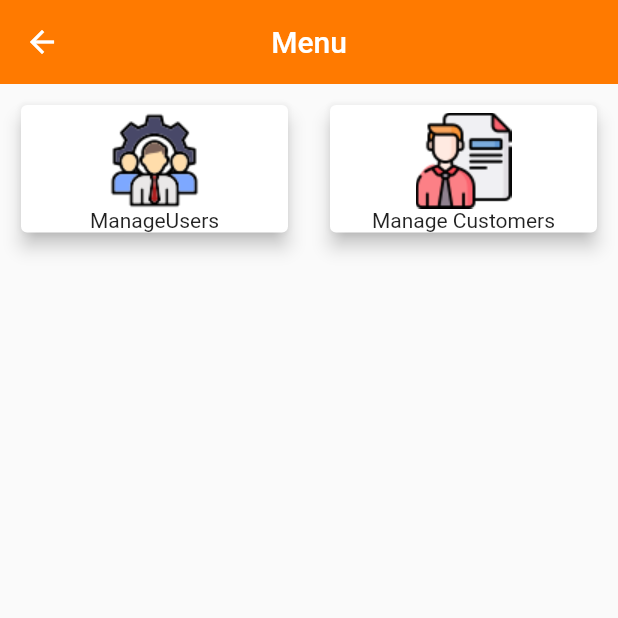
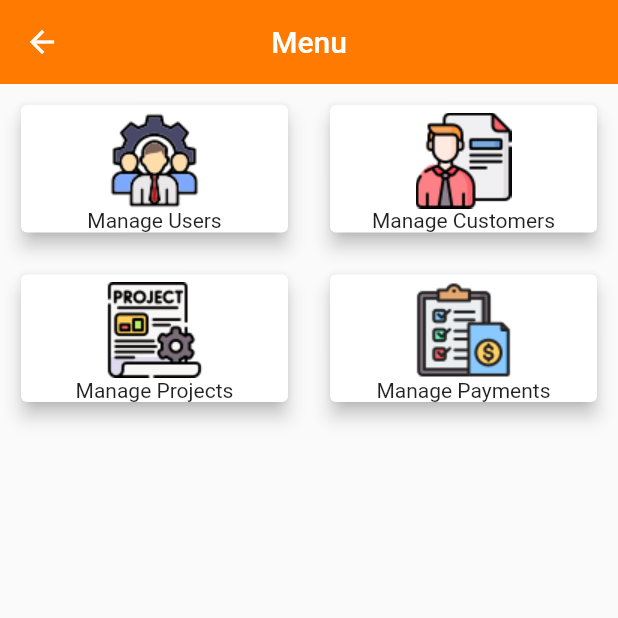
Before and after one commit to GouravTechnolancer/auth1, a Flutter app: the Menu screen opened directly, on a phone screen of 412 x 824 dp, the top half of it. Run offline on Flutter 3.47's test engine with Material 2 defaults, Android fonts, the phone set to English and light mode, and no system bars; our stand-ins replace cloud_firestore, firebase_auth, firebase_core, firebase_storage, flex_color_scheme, google_sign_in and 5 more; missing offline and left inert: jumping_dot; accounts and stored records are empty.

Commit message:
manage project and payment is pending

```diff
--- a/lib/Model/customer.dart
+++ b/lib/Model/customer.dart
@@ -8,7 +8,7 @@ class Customer{
 
   Customer({this.name,this.gstno,this.users,this.id});
 
-  Map<String,dynamic> toJson(){
+  Map<String,dynamic> customerToJson(){
     return {
       'id':id,
       'name':name,
--- a/lib/UI/menu.dart
+++ b/lib/UI/menu.dart
@@ -1,3 +1,4 @@
+import 'package:auth/UI/manage_projects.dart';
 import 'package:auth/variable.dart';
 import 'package:flutter/material.dart';
 
@@ -20,7 +21,7 @@ class _MenuState extends State<Menu> {
         children: [
           Row(
             children: [
-              Expanded(
+              Expanded(flex: 4,
                   child: Padding(
                     padding: const EdgeInsets.all(10.0),
                     child: GestureDetector(
@@ -30,7 +31,7 @@ class _MenuState extends State<Menu> {
                         children: [
                           SizedBox(height: 5,),
                           Image(image: AssetImage('assets/management.png'),),
-                          Text('ManageUsers')
+                          Text('Manage Users')
                         ],
                       )
                       ),
@@ -40,6 +41,7 @@ class _MenuState extends State<Menu> {
                     ),
                   )),
               Expanded(
+                flex: 4,
                   child: Padding(
                     padding: const EdgeInsets.all(10.0),
                     child: GestureDetector(
@@ -60,8 +62,50 @@ class _MenuState extends State<Menu> {
                   )),
             ],
           ),
-
-
+          Row(
+            children: [
+              Expanded(
+                flex: 4,
+                  child: Padding(
+                    padding: const EdgeInsets.all(10.0),
+                    child: GestureDetector(
+                      child: const Card(
+                          elevation: 5,
+                          child: Column(
+                            children: [
+                              SizedBox(height: 5,),
+                              Image(image: AssetImage('assets/project.png')),
+                              Text('Manage Projects')
+                            ],
+                          )
+                      ),
+                      onTap: (){
+                        Navigator.push(context, MaterialPageRoute(builder: (_)=> ManageProjects()));
+                      },
+                    ),
+                  )),
+              Expanded(
+                flex: 4,
+                  child: Padding(
+                    padding: const EdgeInsets.all(10.0),
+                    child: GestureDetector(
+                      child: const Card(
+                          elevation: 5,
+                          child: Column(
+                            children: [
+                              SizedBox(height: 5,),
+                              Image(image: AssetImage('assets/order-fulfillment.png'),),
+                              Text('Manage Payments')
+                            ],
+                          )
+                      ),
+                      onTap: (){
+                        Navigator.pushNamed(context, '');
+                      },
+                    ),
+                  )),
+            ],
+          ),
         ],
       ),
     );
```
Also changed, not shown: lib/Model/project.dart (added, +23 -0 lines), lib/UI/add_customer.dart (+39 -13 lines), lib/UI/add_projects.dart (added, +195 -0 lines), lib/UI/manage_projects.dart (added, +31 -0 lines), lib/UI/mange_customer.dart (+42 -14 lines), assets/description.png (added), assets/order-fulfillment.png (added), assets/project.png (added).
